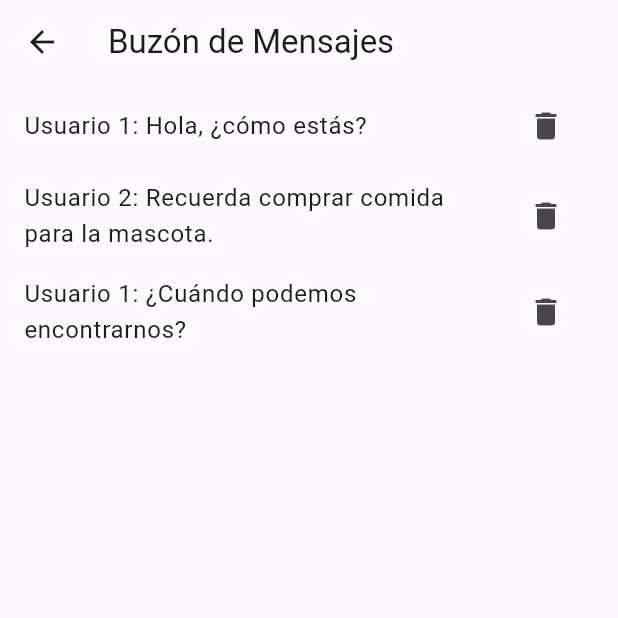
After one commit to yojanz22/App_Animales, a Flutter app: the BuzonPage screen opened directly, on a phone screen of 412 x 824 dp, the top half of it. The commit adds this screen. Run offline on Flutter 3.47's test engine with Material 3 defaults, Android fonts, the light colour scheme and no system bars; our stand-ins replace cloud_firestore, firebase_auth, firebase_core, firebase_storage, geolocator, google_maps_flutter and 2 more; accounts and stored records are empty.

Commit message:
logica basica chats

```diff
--- /dev/null
+++ b/lib/buzon.dart
@@ -0,0 +1,64 @@
+import 'package:appanimales/chats.dart';
+import 'package:flutter/material.dart';
+import 'message_model.dart'; // Importa el modelo de mensaje
+
+class BuzonPage extends StatelessWidget {
+  final List<Message> mensajes = [
+    Message(sender: 'Usuario 1', text: 'Hola, ¿cómo estás?'),
+    Message(
+        sender: 'Usuario 2', text: 'Recuerda comprar comida para la mascota.'),
+    Message(sender: 'Usuario 1', text: '¿Cuándo podemos encontrarnos?'),
+  ];
+
+  @override
+  Widget build(BuildContext context) {
+    return Scaffold(
+      appBar: AppBar(
+        title: Text('Buzón de Mensajes'),
+      ),
+      body: _buildBuzonList(context),
+    );
+  }
+
+  Widget _buildBuzonList(BuildContext context) {
+    return ListView.builder(
+      itemCount: mensajes.length,
+      itemBuilder: (context, index) {
+        return GestureDetector(
+          onTap: () {
+            _navigateToChats(context, mensajes[index]);
+          },
+          child: ListTile(
+            title: Text('${mensajes[index].sender}: ${mensajes[index].text}'),
+            trailing: IconButton(
+              icon: Icon(Icons.delete),
+              onPressed: () {
+                _eliminarMensaje(context, index);
+              },
+            ),
+          ),
+        );
+      },
+    );
+  }
+
+  void _eliminarMensaje(BuildContext context, int index) {
+    ScaffoldMessenger.of(context).showSnackBar(
+      SnackBar(
+        content: Text('Mensaje eliminado'),
+      ),
+    );
+
+    mensajes.removeAt(index);
+  }
+
+  void _navigateToChats(BuildContext context, Message mensaje) {
+    // Puedes pasar la información del mensaje a la página de chats.dart si es necesario
+    Navigator.push(
+      context,
+      MaterialPageRoute(
+        builder: (context) => ChatsPage(chatId: 'tuChatIdAqui'),
+      ),
+    );
+  }
+}
--- /dev/null
+++ b/lib/message_model.dart
@@ -0,0 +1,6 @@
+class Message {
+  final String sender;
+  final String text;
+
+  Message({required this.sender, required this.text});
+}
```
Also changed, not shown: lib/Menu.dart (+13 -0 lines), lib/chats.dart (added, +132 -0 lines).
